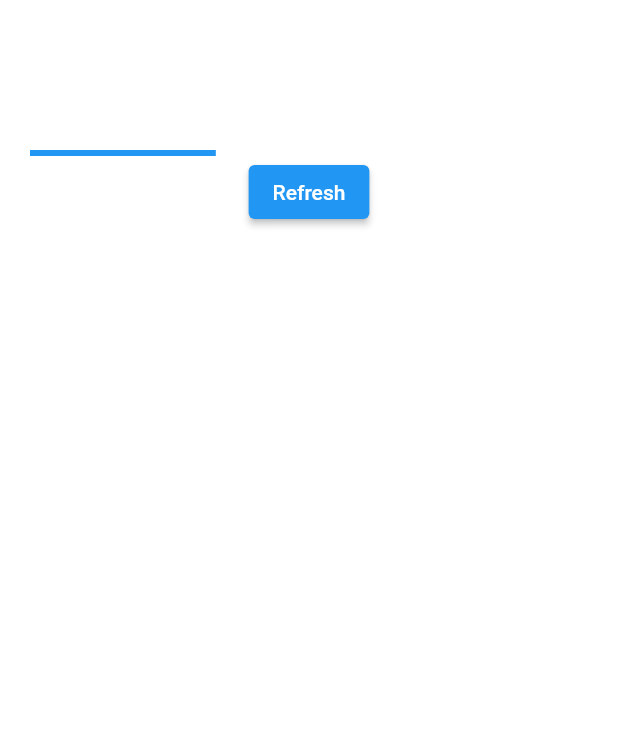
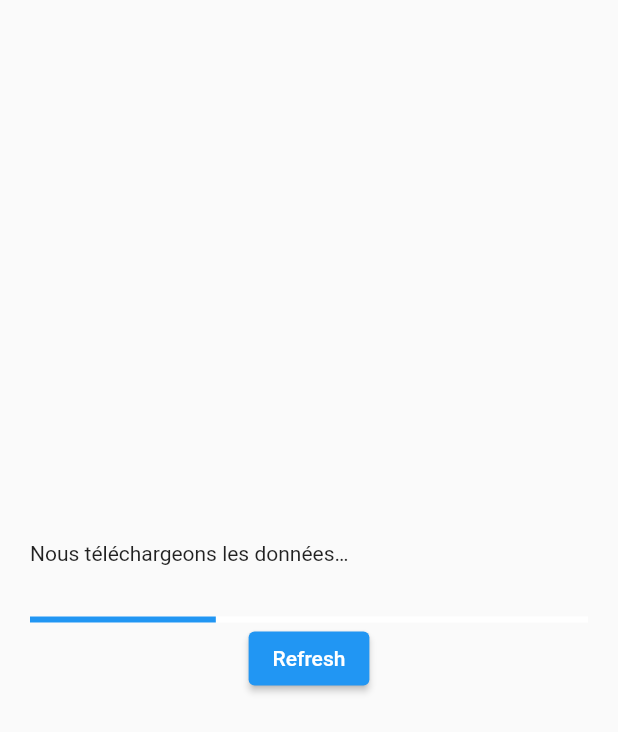
Before and after one commit to YannAssah/exomind_case, a Flutter app: the screen it shows after launch, after a tap on an icon or button, on a phone screen of 412 x 824 dp. Shown: the top 732 px of the screen. Run offline on Flutter 3.47's test engine with Material 2 defaults, Android fonts, the phone set to English and light mode, and no system bars; our stand-ins replace flutter_dotenv, google_fonts; network calls fail.

```diff
--- a/lib/main.dart
+++ b/lib/main.dart
@@ -1,21 +1,21 @@
 import 'package:exomind_case/views/homepage.dart';
+import 'package:exomind_case/views/test.dart';
 import 'package:flutter/material.dart';
 import 'package:flutter_dotenv/flutter_dotenv.dart' as dot_env;
 
 Future main() async {
   await dot_env.load(fileName: ".env");
   runApp(const MyApp());
-  //print(DotEnv.env["API_KEY"]);
 }
 
 class MyApp extends StatelessWidget {
   const MyApp({Key? key}) : super(key: key);
-  // This widget is the root of your application.
   @override
   Widget build(BuildContext context) {
     return MaterialApp(
       theme: ThemeData(),
-      home: const MyHomePage(title: 'Flutter Demo Home Page'),
+      home: const MyHomePage(title: 'Weather App'),
+      //home: const TestLoad(),
     );
   }
 }
--- a/lib/views/forecastPage.dart
+++ b/lib/views/forecastPage.dart
@@ -2,11 +2,13 @@ import 'dart:convert';
 import 'dart:async';
 
 import 'package:exomind_case/data/weather.dart';
+import 'package:exomind_case/views/test.dart';
 import 'package:exomind_case/views/ui_elements/weather_card.dart';
 import 'package:exomind_case/data/static.dart';
 import 'package:flutter/material.dart';
+import 'package:google_fonts/google_fonts.dart';
 import 'package:http/http.dart' as http;
-import 'package:liquid_progress_indicator/liquid_progress_indicator.dart';
+import 'package:exomind_case/views/ui_elements/progress_bar.dart';
 
 class ForecastPage extends StatefulWidget {
   const ForecastPage({Key? key}) : super(key: key);
@@ -23,6 +25,9 @@ class _ForecastPageState extends State<ForecastPage> {
   bool reset = false;
   double percent = 0;
 
+  List<String> progressTextList = [progressStr1, progressStr2, progressStr3];
+  String progress = "";
+
   @override
   void initState() {
     loading();
@@ -32,20 +37,28 @@ class _ForecastPageState extends State<ForecastPage> {
 
   @override
   Widget build(BuildContext context) {
-    return Padding(
-      padding: const EdgeInsets.fromLTRB(20, 100, 20, 100),
+    return Scaffold(
+      body: Container(
+        padding: const EdgeInsets.fromLTRB(20, 30, 20, 30),
         child: Column(
           crossAxisAlignment: CrossAxisAlignment.center,
+          mainAxisAlignment: MainAxisAlignment.center,
           children: [
             SingleChildScrollView(
+              child: AnimatedContainer(
+                duration: const Duration(milliseconds: 300),
+                curve: Curves.easeIn,
                 child: isLoading
-                ? LinearProgressIndicator(
-                    value: percent.toDouble(), // Defaults to 0.5.
-                    valueColor: const AlwaysStoppedAnimation(Colors
-                        .blue), // Defaults to the current Theme's accentColor.
-                    backgroundColor: Colors
-                        .white, // Defaults to the current Theme's backgroundColor.
+                    ? ProgressBar(
+                        isLoading: isLoading,
+                        percent: percent.toDouble(),
+                        prgrssText: progress,
                       )
+                    // ? LinearProgressIndicator(
+                    //     value: percent.toDouble(),
+                    //     valueColor: const AlwaysStoppedAnimation(Colors.blue),
+                    //     backgroundColor: Colors.white,
+                    //   )
                     : FutureBuilder<List<Forecast>>(
                         future: citiesForecast,
                         builder: (context, snapshot) {
@@ -55,26 +68,29 @@ class _ForecastPageState extends State<ForecastPage> {
                                 shrinkWrap: true,
                                 itemCount: result.length,
                                 itemBuilder: (BuildContext ctxt, int index) {
-                              //print(result[index].name!);
-                              Timer(const Duration(seconds: 10), () {});
                                   return WeatherCard(
                                       result[index].name!,
-                                  result[index].main!.temp!.toInt(),
-                                  result[index].main!.feelsLike!.toInt(),
+                                      result[index].main!.temp!.toDouble(),
+                                      result[index].main!.feelsLike!.toDouble(),
                                       result[index].weather![0].icon);
                                 });
                           } else if (snapshot.hasError) {
-                        return Text('${snapshot.error}');
+                            return Text(
+                              '${snapshot.error}',
+                              style: GoogleFonts.dongle(
+                                  fontSize: 30, fontWeight: FontWeight.bold),
+                              textAlign: TextAlign.center,
+                            );
                           }
                           return LinearProgressIndicator(
-                        value: percent.toDouble(), // Defaults to 0.5.
-                        valueColor: const AlwaysStoppedAnimation(Colors
-                            .blue), // Defaults to the current Theme's accentColor.
-                        backgroundColor: Colors
-                            .white, // Defaults to the current Theme's backgroundColor.
+                            value: percent.toDouble(),
+                            valueColor:
+                                const AlwaysStoppedAnimation(Colors.blue),
+                            backgroundColor: Colors.white,
                           );
                           ;
                         },
+                      ),
               ),
             ),
             ElevatedButton(
@@ -87,8 +103,9 @@ class _ForecastPageState extends State<ForecastPage> {
                   loading();
                 })
               },
-          )
+            ),
           ],
+        ),
       ),
     );
   }
@@ -110,9 +127,11 @@ class _ForecastPageState extends State<ForecastPage> {
     for (var city in cities) {
       final String finalUrl = midUrl + city;
       final response = await http.get(Uri.parse(finalUrl));
+      //Future.delayed(Duration(seconds: 10));
 
       if (response.statusCode == 200) {
         temp.add(Forecast.fromJson(jsonDecode(response.body)));
+        //print(response.body);
         //return Forecast.fromJson(jsonDecode(response.body));
       } else {
         throw Exception('Failed to load Forecast Data');
@@ -122,8 +141,7 @@ class _ForecastPageState extends State<ForecastPage> {
   }
 
   void loading() {
-    Timer timer;
-    timer = Timer.periodic(Duration(seconds: 1), (_) {
+    Timer.periodic(const Duration(seconds: 1), (_) {
       setState(() {
         //percent += 0.01666;
         percent += 0.333;
--- a/lib/views/ui_elements/progress_bar.dart
+++ b/lib/views/ui_elements/progress_bar.dart
@@ -1,27 +1,82 @@
 import 'dart:async';
+import 'dart:isolate';
 
 import 'package:flutter/material.dart';
+import 'package:exomind_case/data/static.dart';
 
+// ignore: must_be_immutable
 class ProgressBar extends StatefulWidget {
-  ProgressBar({Key? key, required this.isLoading}) : super(key: key);
+  ProgressBar(
+      {Key? key,
+      required this.isLoading,
+      required this.percent,
+      required this.prgrssText})
+      : super(key: key);
 
   bool isLoading;
+  double percent;
+  String prgrssText;
 
   @override
   State<ProgressBar> createState() => _ProgressBarState();
 }
 
 class _ProgressBarState extends State<ProgressBar> {
+  int txtIndex = 0;
+  List<String> progressTextList = [progressStr1, progressStr2, progressStr3];
+  Timer _t = Timer.periodic(Duration(microseconds: 10), (timer) {});
+
   @override
   void initState() {
     super.initState();
-    Timer(Duration(seconds: 60), () {});
+    loadText(_t);
   }
 
   @override
   Widget build(BuildContext context) {
-    return Column(
-      children: [LinearProgressIndicator()],
+    return Stack(
+      children: [
+        Column(
+          children: [
+            SizedBox(
+              width: double.infinity,
+              height: 50,
+              child: Text(progressTextList[txtIndex]),
+            ),
+            LinearProgressIndicator(
+              value: widget.percent,
+              valueColor: const AlwaysStoppedAnimation(Colors.blue),
+              backgroundColor: Colors.white,
+            ),
+          ],
+        ),
+      ],
     );
   }
+
+  void loadText(Timer t) {
+    //Timer(duration, callback);
+    // Timer(const Duration(seconds: 1), () {
+    //   //_progText = progressTextList[i];
+    //   t = Timer.periodic(Duration(milliseconds: 333), (_) {
+    //     if (txtIndex >= progressTextList.length) {
+    //       setState(() {
+    //         txtIndex = 0;
+    //       });
+    //     } else {
+    //       //Future.delayed(Duration(milliseconds: 133));
+    //       setState(() {
+    //         txtIndex++;
+    //       });
+    //     }
+    //   });
+    // });
+    //t.cancel();
+  }
+
+  @override
+  void dispose() {
+    _t.cancel();
+    super.dispose();
+  }
 }
--- a/pubspec.yaml
+++ b/pubspec.yaml
@@ -34,6 +34,7 @@ dependencies:
   http: ^0.13.4
   flutter_svg: ^1.0.3
   liquid_progress_indicator: ^0.4.0
+  google_fonts: ^2.2.0
 
 dev_dependencies:
   flutter_test:
```
Also changed, not shown: lib/data/weather.dart (+12 -2 lines), lib/views/test.dart (added, +70 -0 lines), lib/views/ui_elements/custom_progress.dart (added, +32 -0 lines), lib/views/ui_elements/weather_card.dart (+37 -10 lines), 8 other files. Lines whose indentation alone changed are shown as unchanged.
